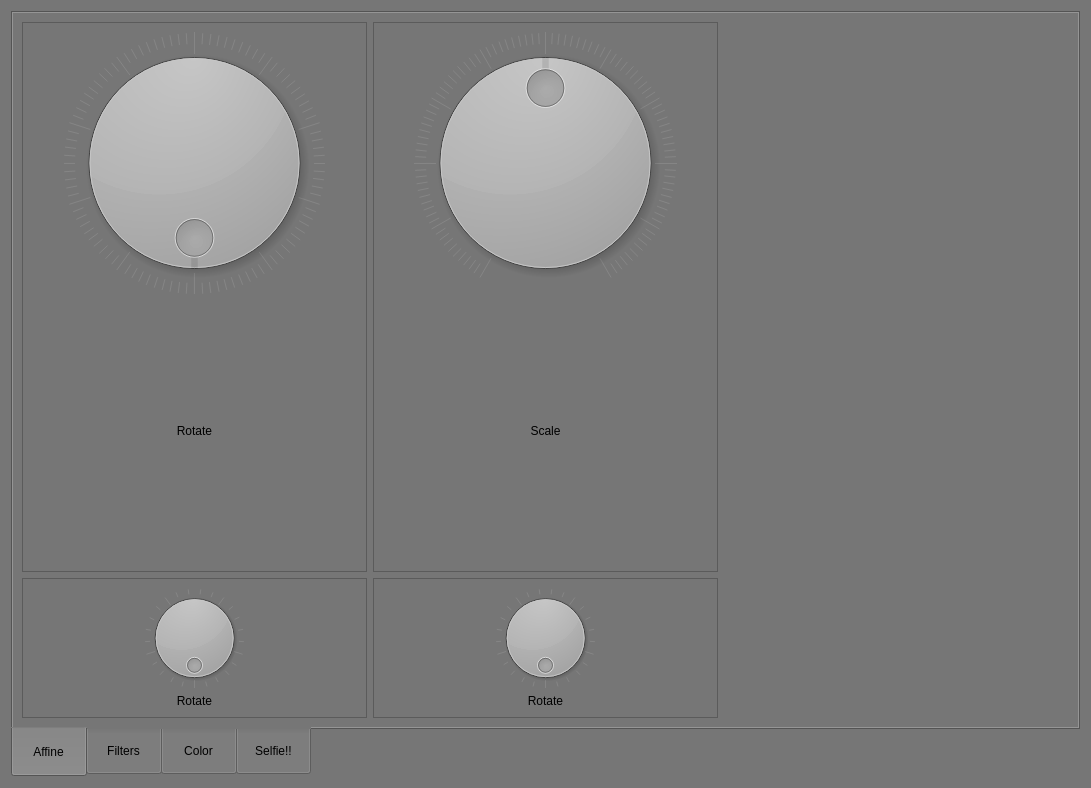
natedileas/ImageRIT, file App/ImageRIT/panel.ui: the form before one commit.
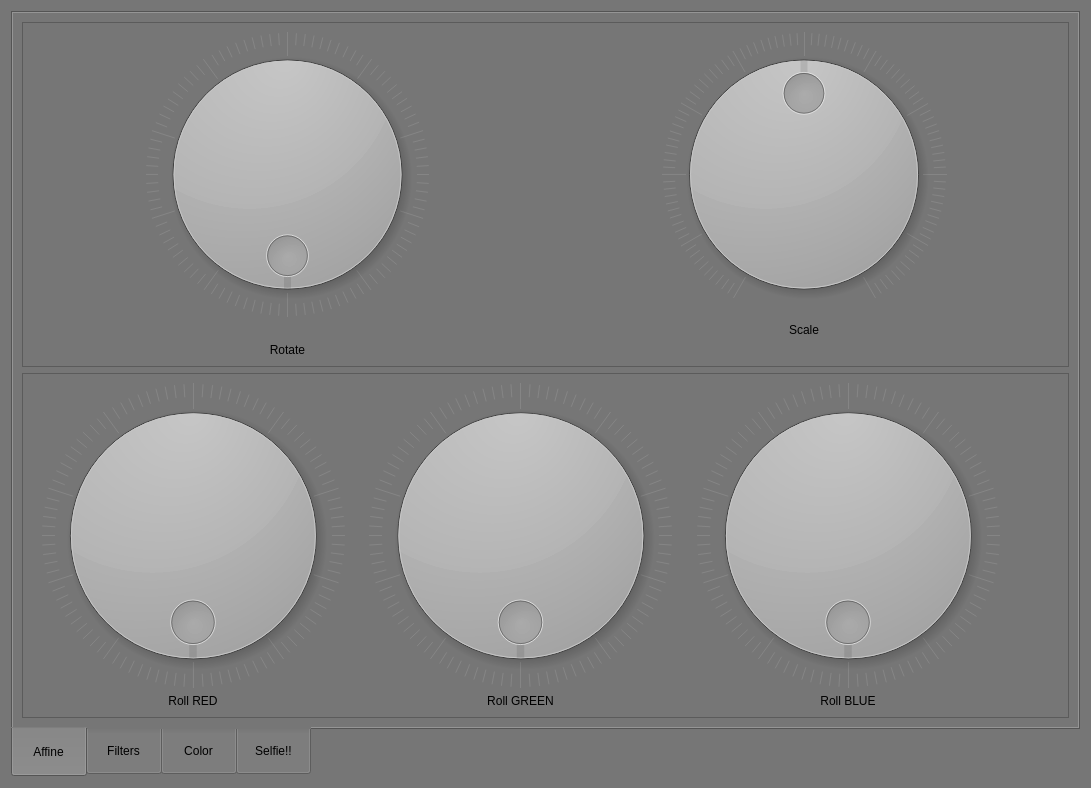
The form after the commit. The open tabs and pages were chosen to show the change. Icons and pictures are not drawn.

Diff of the .ui file:
```diff
--- a/App/ImageRIT/panel.ui
+++ b/App/ImageRIT/panel.ui
@@ -42,7 +42,58 @@
        <string>Affine</string>
       </attribute>
       <layout class="QGridLayout" name="gridLayout_10">
-       <item row="1" column="2" alignment="Qt::AlignRight">
+       <item row="1" column="0">
+        <widget class="QFrame" name="frame_9">
+         <property name="frameShape">
+          <enum>QFrame::StyledPanel</enum>
+         </property>
+         <property name="frameShadow">
+          <enum>QFrame::Raised</enum>
+         </property>
+         <layout class="QGridLayout" name="gridLayout_5">
+          <item row="1" column="2">
+           <widget class="QLabel" name="label_13">
+            <property name="text">
+             <string>Roll BLUE</string>
+            </property>
+            <property name="alignment">
+             <set>Qt::AlignCenter</set>
+            </property>
+           </widget>
+          </item>
+          <item row="0" column="1">
+           <widget class="QDial" name="roll_g">
+            <property name="sizePolicy">
+             <sizepolicy hsizetype="Expanding" vsizetype="Expanding">
+              <horstretch>0</horstretch>
+              <verstretch>0</verstretch>
+             </sizepolicy>
+            </property>
+            <property name="maximum">
+             <number>100</number>
+            </property>
+            <property name="singleStep">
+             <number>1</number>
+            </property>
+            <property name="wrapping">
+             <bool>true</bool>
+            </property>
+            <property name="notchesVisible">
+             <bool>true</bool>
+            </property>
+           </widget>
+          </item>
+          <item row="1" column="1">
+           <widget class="QLabel" name="label_10">
+            <property name="text">
+             <string>Roll GREEN</string>
+            </property>
+            <property name="alignment">
+             <set>Qt::AlignCenter</set>
+            </property>
+           </widget>
+          </item>
+          <item row="0" column="3">
         <widget class="QPushButton" name="affine_reset">
          <property name="focusPolicy">
           <enum>Qt::NoFocus</enum>
@@ -82,17 +133,36 @@
          </property>
         </widget>
        </item>
-       <item row="1" column="0">
-        <widget class="QFrame" name="frame_9">
-         <property name="frameShape">
-          <enum>QFrame::StyledPanel</enum>
-         </property>
-         <property name="frameShadow">
-          <enum>QFrame::Raised</enum>
-         </property>
-         <layout class="QGridLayout" name="gridLayout_5">
+          <item row="0" column="2">
+           <widget class="QDial" name="roll_b">
+            <property name="sizePolicy">
+             <sizepolicy hsizetype="Expanding" vsizetype="Expanding">
+              <horstretch>0</horstretch>
+              <verstretch>0</verstretch>
+             </sizepolicy>
+            </property>
+            <property name="maximum">
+             <number>100</number>
+            </property>
+            <property name="singleStep">
+             <number>1</number>
+            </property>
+            <property name="wrapping">
+             <bool>true</bool>
+            </property>
+            <property name="notchesVisible">
+             <bool>true</bool>
+            </property>
+           </widget>
+          </item>
           <item row="0" column="0">
-           <widget class="QDial" name="rotate_2">
+           <widget class="QDial" name="roll_r">
+            <property name="sizePolicy">
+             <sizepolicy hsizetype="Expanding" vsizetype="Expanding">
+              <horstretch>0</horstretch>
+              <verstretch>0</verstretch>
+             </sizepolicy>
+            </property>
             <property name="maximum">
              <number>100</number>
             </property>
@@ -110,7 +180,7 @@
           <item row="1" column="0">
            <widget class="QLabel" name="label_9">
             <property name="text">
-             <string>Rotate</string>
+             <string>Roll RED</string>
             </property>
             <property name="alignment">
              <set>Qt::AlignCenter</set>
@@ -131,44 +201,12 @@
          <layout class="QGridLayout" name="gridLayout_3">
           <item row="0" column="0">
            <widget class="QDial" name="rotate">
-            <property name="maximum">
-             <number>100</number>
+            <property name="sizePolicy">
+             <sizepolicy hsizetype="Expanding" vsizetype="Expanding">
+              <horstretch>0</horstretch>
+              <verstretch>0</verstretch>
+             </sizepolicy>
             </property>
-            <property name="singleStep">
-             <number>1</number>
-            </property>
-            <property name="wrapping">
-             <bool>true</bool>
-            </property>
-            <property name="notchesVisible">
-             <bool>true</bool>
-            </property>
-           </widget>
-          </item>
-          <item row="1" column="0">
-           <widget class="QLabel" name="label_3">
-            <property name="text">
-             <string>Rotate</string>
-            </property>
-            <property name="alignment">
-             <set>Qt::AlignCenter</set>
-            </property>
-           </widget>
-          </item>
-         </layout>
-        </widget>
-       </item>
-       <item row="1" column="1">
-        <widget class="QFrame" name="frame_11">
-         <property name="frameShape">
-          <enum>QFrame::StyledPanel</enum>
-         </property>
-         <property name="frameShadow">
-          <enum>QFrame::Raised</enum>
-         </property>
-         <layout class="QGridLayout" name="gridLayout_6">
-          <item row="0" column="0">
-           <widget class="QDial" name="rotate_3">
             <property name="maximum">
              <number>100</number>
             </property>
@@ -181,32 +219,16 @@
             <property name="notchesVisible">
              <bool>true</bool>
             </property>
-           </widget>
-          </item>
-          <item row="1" column="0">
-           <widget class="QLabel" name="label_10">
-            <property name="text">
-             <string>Rotate</string>
-            </property>
-            <property name="alignment">
-             <set>Qt::AlignCenter</set>
-            </property>
-           </widget>
-          </item>
-         </layout>
         </widget>
        </item>
        <item row="0" column="1">
-        <widget class="QFrame" name="frame_7">
-         <property name="frameShape">
-          <enum>QFrame::StyledPanel</enum>
-         </property>
-         <property name="frameShadow">
-          <enum>QFrame::Raised</enum>
-         </property>
-         <layout class="QGridLayout" name="gridLayout_7">
-          <item row="0" column="0">
            <widget class="QDial" name="scale">
+            <property name="sizePolicy">
+             <sizepolicy hsizetype="Expanding" vsizetype="Expanding">
+              <horstretch>0</horstretch>
+              <verstretch>0</verstretch>
+             </sizepolicy>
+            </property>
             <property name="maximum">
              <number>100</number>
             </property>
@@ -221,7 +243,7 @@
             </property>
            </widget>
           </item>
-          <item row="1" column="0">
+          <item row="1" column="1">
            <widget class="QLabel" name="label_6">
             <property name="text">
              <string>Scale</string>
@@ -231,6 +253,16 @@
             </property>
            </widget>
           </item>
+          <item row="2" column="0">
+           <widget class="QLabel" name="label_3">
+            <property name="text">
+             <string>Rotate</string>
+            </property>
+            <property name="alignment">
+             <set>Qt::AlignCenter</set>
+            </property>
+           </widget>
+          </item>
          </layout>
         </widget>
        </item>
```
Left out of the diff: 2 changed lines with no effect on the pictures. Lines whose indentation alone changed are shown as unchanged.
